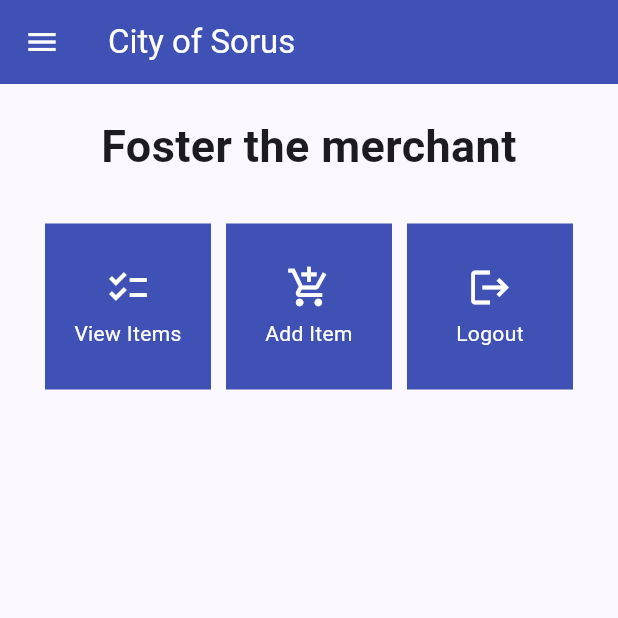
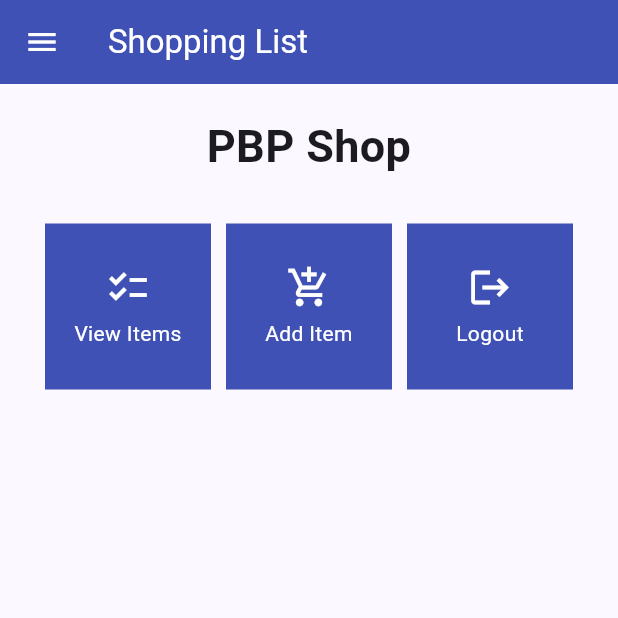
Before and after one commit to Alvinzhafif/foster-mobile, a Flutter app: the screen it shows after launch, on a phone screen of 412 x 824 dp, the top half of it. Run offline on Flutter 3.47's test engine with Material 2 defaults, Android fonts, the phone set to English and light mode, and no system bars.

```diff
--- a/lib/screens/menu.dart
+++ b/lib/screens/menu.dart
@@ -26,7 +26,7 @@ class MyHomePage extends StatelessWidget {
     return Scaffold(
       appBar: AppBar(
         title: const Text(
-          'City of Sorus',
+          'Shopping List',
         ),
         backgroundColor: Colors.indigo,
         foregroundColor: Colors.white,
@@ -43,7 +43,7 @@ class MyHomePage extends StatelessWidget {
                 padding: EdgeInsets.only(top: 10.0, bottom: 10.0),
                 // Text widget to display text with center alignment and appropriate style
                 child: Text(
-                  'Foster the merchant', // Text indicating the shop name
+                  'PBP Shop', // Text indicating the shop name
                   textAlign: TextAlign.center,
                   style: TextStyle(
                     fontSize: 30,
--- a/lib/widgets/left_drawer.dart
+++ b/lib/widgets/left_drawer.dart
@@ -18,7 +18,7 @@ class LeftDrawer extends StatelessWidget {
             child: Column(
               children: [
                 Text(
-                  'City of Sorus',
+                  'Shopping List',
                   textAlign: TextAlign.center,
                   style: TextStyle(
                     fontSize: 30,
@@ -28,7 +28,7 @@ class LeftDrawer extends StatelessWidget {
                 ),
                 Padding(padding: EdgeInsets.all(10)),
                 Text(
-                  "The best merchant in town!",
+                  "Write all your shopping needs here!",
                   textAlign: TextAlign.center,
                   style: TextStyle(
                     fontSize: 15,
```
Also changed, not shown: 1 other file.
